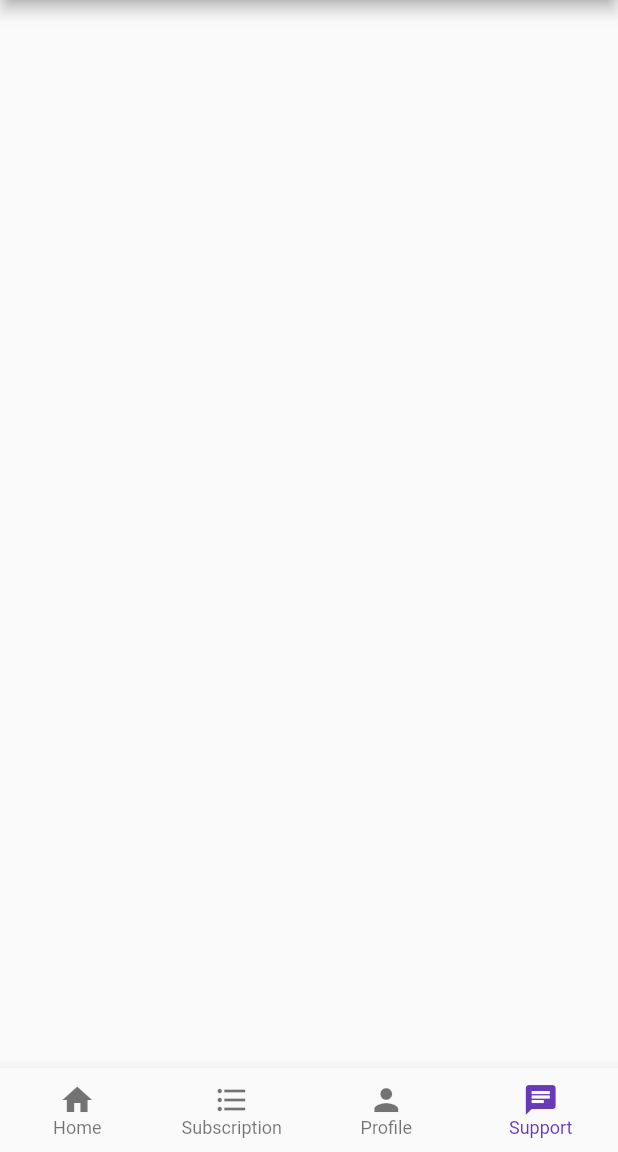
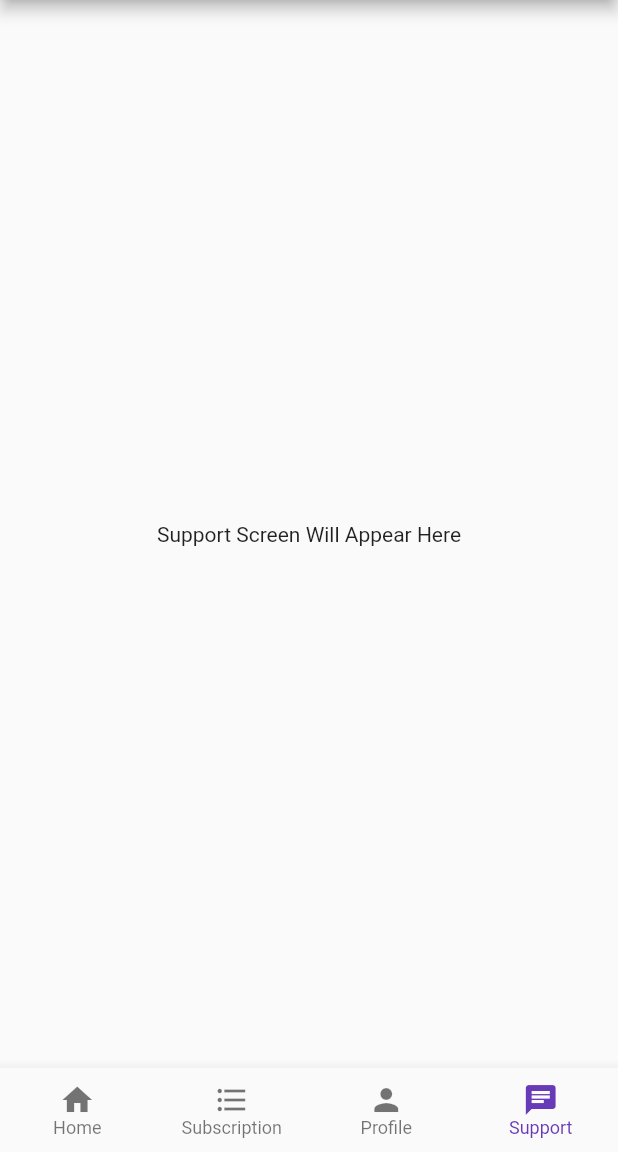
Before and after one commit to swapnilshah09/academe, a Flutter app: the screen it shows after launch, item 4 of the bottom bar chosen, on a phone screen of 412 x 824 dp, the part 84-1236 px from its top. Run offline on Flutter 3.47's test engine with Material 2 defaults, Android fonts, the phone set to English and light mode, and no system bars; our stand-ins replace carousel_slider.

Commit message:
Added placeholder screens

```diff
--- a/lib/screens/home_screen.dart
+++ b/lib/screens/home_screen.dart
@@ -57,12 +57,11 @@ class _MyHomePageState extends State<MyHomePage> {
       case 0:
         return HomeSubScreen();
       case 1:
-        return AccountSubScreen();
-//        return BookingsScreen(user: user);
+        return Center(child: Text('Subscriptions Screen Will Appear Here'));
       case 2:
         return AccountSubScreen();
       case 3:
-//        return SupportSubScreen();
+        return Center(child: Text('Support Screen Will Appear Here'));
     }
 
     return SizedBox();
```
